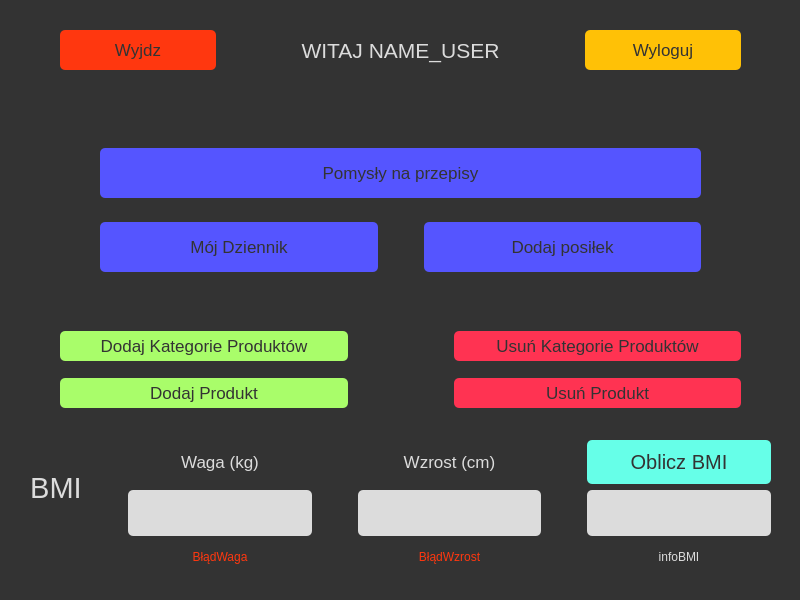
Before: the Qt Designer form kalkulator.ui in Czajsoon/TwojeKalorieApp, drawn with Qt 5.
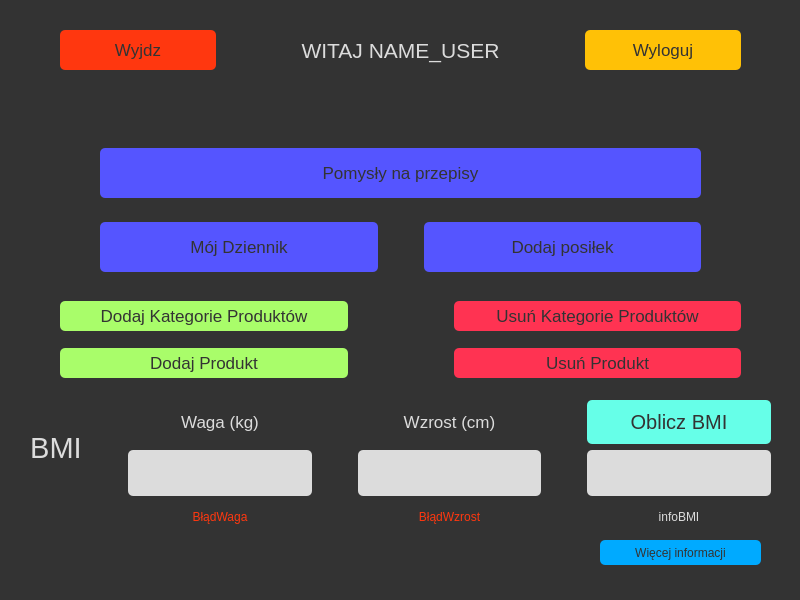
After: the same form once the commit is applied.

```diff
--- a/kalkulator.ui
+++ b/kalkulator.ui
@@ -199,7 +199,7 @@
     <property name="geometry">
      <rect>
       <x>10</x>
-      <y>440</y>
+      <y>400</y>
       <width>781</width>
       <height>131</height>
      </rect>
@@ -386,7 +386,7 @@
     <property name="geometry">
      <rect>
       <x>10</x>
-      <y>320</y>
+      <y>290</y>
       <width>781</width>
       <height>101</height>
      </rect>
@@ -455,6 +455,24 @@
      </item>
     </layout>
    </widget>
+   <widget class="QPushButton" name="infoButton">
+    <property name="geometry">
+     <rect>
+      <x>600</x>
+      <y>540</y>
+      <width>161</width>
+      <height>25</height>
+     </rect>
+    </property>
+    <property name="styleSheet">
+     <string notr="true">background-color: rgb(0, 170, 255);
+color: rgb(51, 51, 51);
+border-radius: 5px;</string>
+    </property>
+    <property name="text">
+     <string>Więcej informacji</string>
+    </property>
+   </widget>
   </widget>
   <widget class="QMenuBar" name="menubar">
    <property name="geometry">
```
